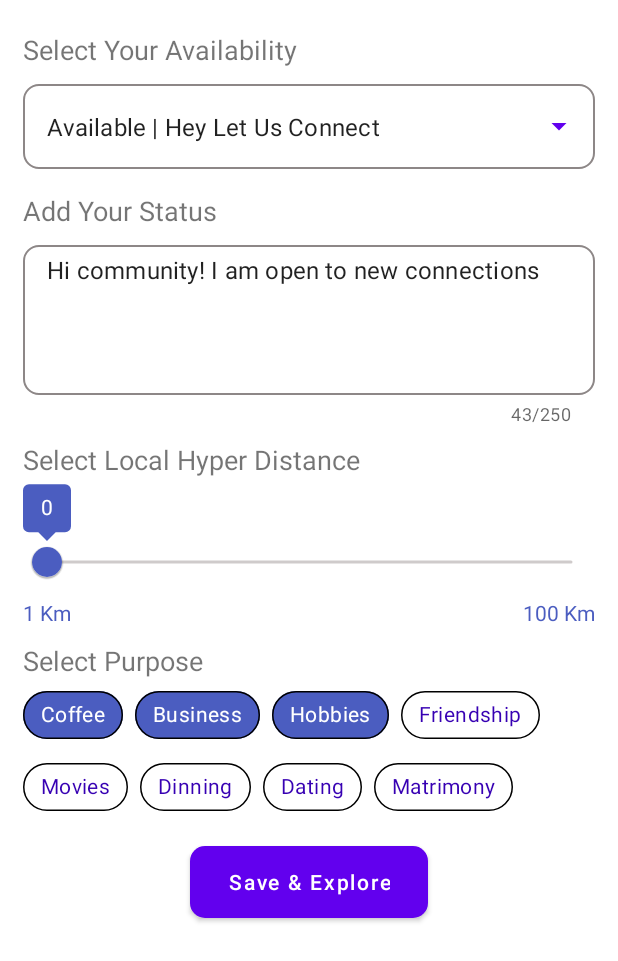
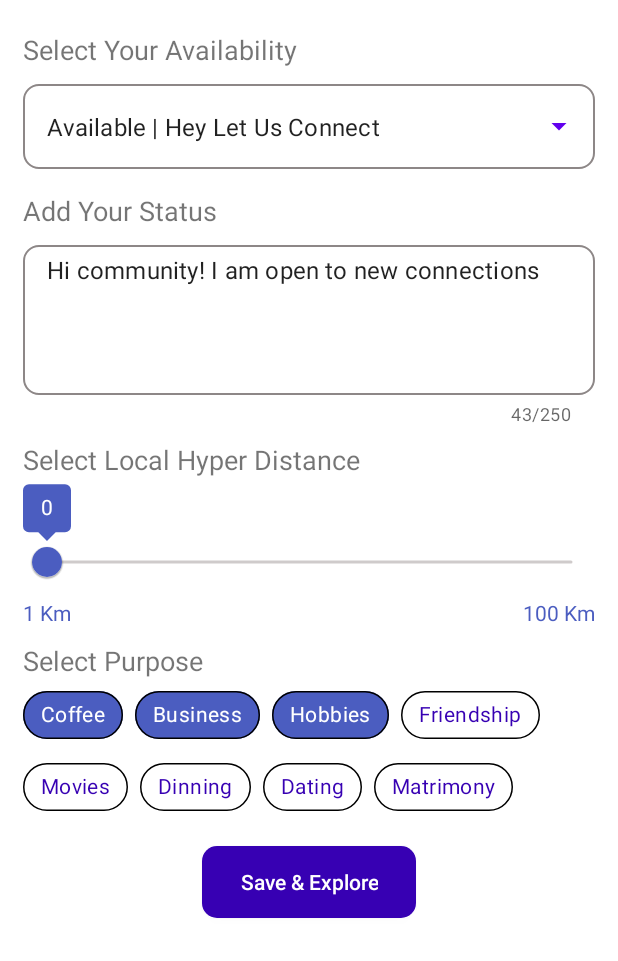
Before and after one commit to YashSingh25/Netclan-Explorer-App, an Android app: the RefineActivity screen opened directly, with no data from a screen before it, on a phone screen of 412 x 824 dp. Shown: the top 961 px of the screen. Run offline under Robolectric (Android 15) with nearby library versions, the phone set to English and light mode, and no system bars.

Commit message:
refine activity button updated

```diff
--- a/app/src/main/res/layout/activity_refine.xml
+++ b/app/src/main/res/layout/activity_refine.xml
@@ -189,11 +189,12 @@
 
     </com.google.android.material.chip.ChipGroup>
 
-    <Button
+    <androidx.appcompat.widget.AppCompatButton
         android:id="@+id/savAndExploreBtn"
         android:layout_width="wrap_content"
         android:layout_height="wrap_content"
         android:text="Save &amp; Explore"
+        android:textColor="@color/white"
         android:textAllCaps="false"
         android:paddingStart="25dp"
         android:paddingEnd="25dp"
```
